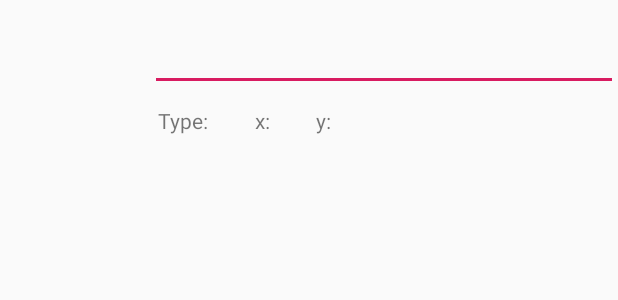
After one commit to BenBowers/MadCity, an Android app: the layout map_details.xml on its own in the app's theme, with its tools: preview values and no code run, on a phone screen of 412 x 824 dp. The commit adds this screen. Shown: the top 300 px of the screen. Run offline under Robolectric (Android 15) with nearby library versions, the phone set to English and light mode, and no system bars.

Commit message:
Initial MapDetails commit

```diff
--- /dev/null
+++ b/app/src/main/res/layout/map_details.xml
@@ -0,0 +1,60 @@
+<?xml version="1.0" encoding="utf-8"?>
+<LinearLayout
+    android:layout_height="wrap_content"
+    android:layout_width="match_parent"
+    android:orientation="horizontal"
+    xmlns:android="http://schemas.android.com/apk/res/android">
+    <ImageView
+        android:id="@+id/details_image_view"
+        android:layout_width="100dp"
+        android:layout_height="100dp"
+        android:contentDescription="@string/image_desc"/>
+    <LinearLayout
+        android:layout_width="fill_parent"
+        android:layout_height="match_parent"
+        android:orientation="vertical">
+
+        <EditText
+            android:id="@+id/details_name_edit_text"
+            android:layout_width="match_parent"
+            android:layout_height="0dp"
+            android:layout_weight="0.2"
+            android:inputType="text" />
+        <LinearLayout
+            android:layout_width="wrap_content"
+            android:layout_height="wrap_content"
+            android:orientation="horizontal">
+
+            <TextView
+                android:layout_width="wrap_content"
+                android:layout_height="wrap_content"
+                android:text="@string/structure_type"
+                android:padding="5dp"/>
+            <TextView
+                android:id="@+id/structure_text_view"
+                android:layout_width="wrap_content"
+                android:layout_height="wrap_content"
+                android:padding="10dp"/>
+            <TextView
+                android:layout_width="wrap_content"
+                android:layout_height="wrap_content"
+                android:text="@string/xloc_title"
+                android:padding="5dp"/>
+            <TextView
+                android:id="@+id/y_text_view"
+                android:layout_width="wrap_content"
+                android:layout_height="wrap_content"
+                android:padding="10dp"/>
+            <TextView
+                android:layout_width="wrap_content"
+                android:layout_height="wrap_content"
+                android:text="@string/yloc_title"
+                android:padding="5dp"/>
+            <TextView
+                android:id="@+id/x_text_view"
+                android:layout_width="wrap_content"
+                android:layout_height="wrap_content"
+                android:padding="10dp"/>
+        </LinearLayout>
+    </LinearLayout>
+</LinearLayout>
--- a/app/src/main/res/values/strings.xml
+++ b/app/src/main/res/values/strings.xml
@@ -40,6 +40,12 @@
     <string name="update_button">Earn cash!</string>
     <string name="structure_warning">Structures can only be placed next to roads</string>
 
+    <!-- Map Details -->
+    <string name="xloc_title">x:</string>
+    <string name="yloc_title">y:</string>
+    <string name="structure_type">Type:</string>
+    <string name="image_desc">Structure image</string>
+
     <!-- Structure Selector -->
     <string name="structure_selector_title">Structures</string>
 
```
Also changed, not shown: app/src/main/java/edu/curtin/madcity/MapDetailsActivity.java (added, +195 -0 lines).
